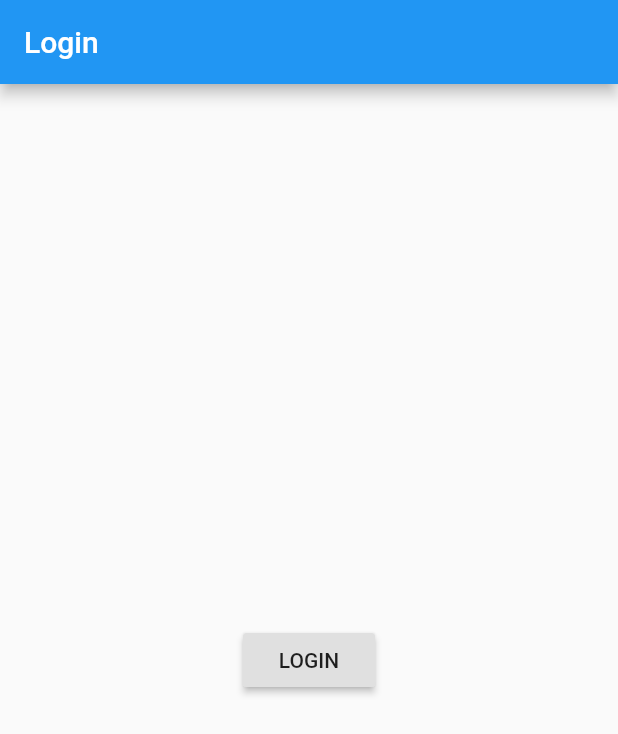
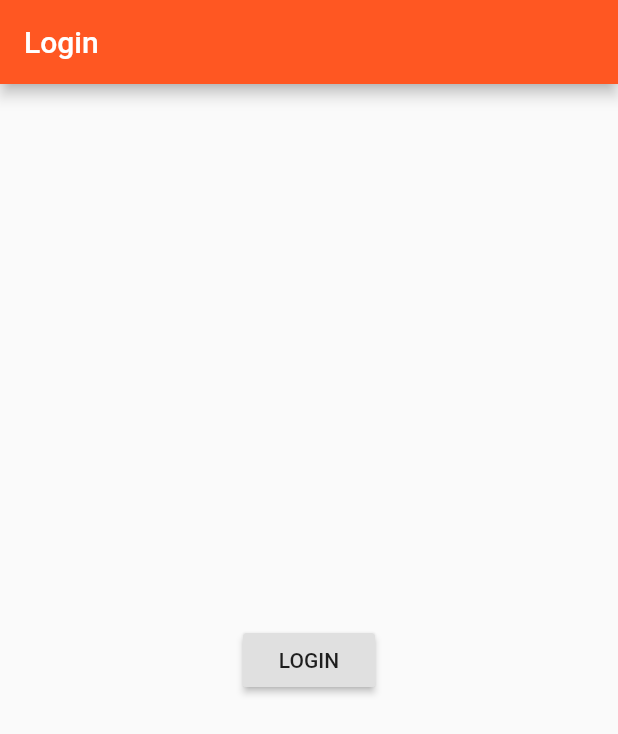
Before and after one commit to SupposedlySam/Dart-Flutter-Udemy-Course, a Flutter app: the screen it shows after launch, on a phone screen of 412 x 824 dp. Shown: the top 734 px of the screen. Run offline on Flutter 3.47's test engine with Material 2 defaults, Android fonts, the phone set to English and light mode, and no system bars.

Commit message:
Adding themed colors to the main file

```diff
--- a/lib/main.dart
+++ b/lib/main.dart
@@ -14,6 +14,11 @@ class MyApp extends StatelessWidget {
   Widget build(BuildContext context) {
     return MaterialApp(
       //debugShowMaterialGrid: true,
+      theme: ThemeData(
+        brightness: Brightness.light,
+        primarySwatch: Colors.deepOrange,
+        accentColor: Colors.deepPurple
+      ),
       home: AuthPage(),
     );
   }
```
